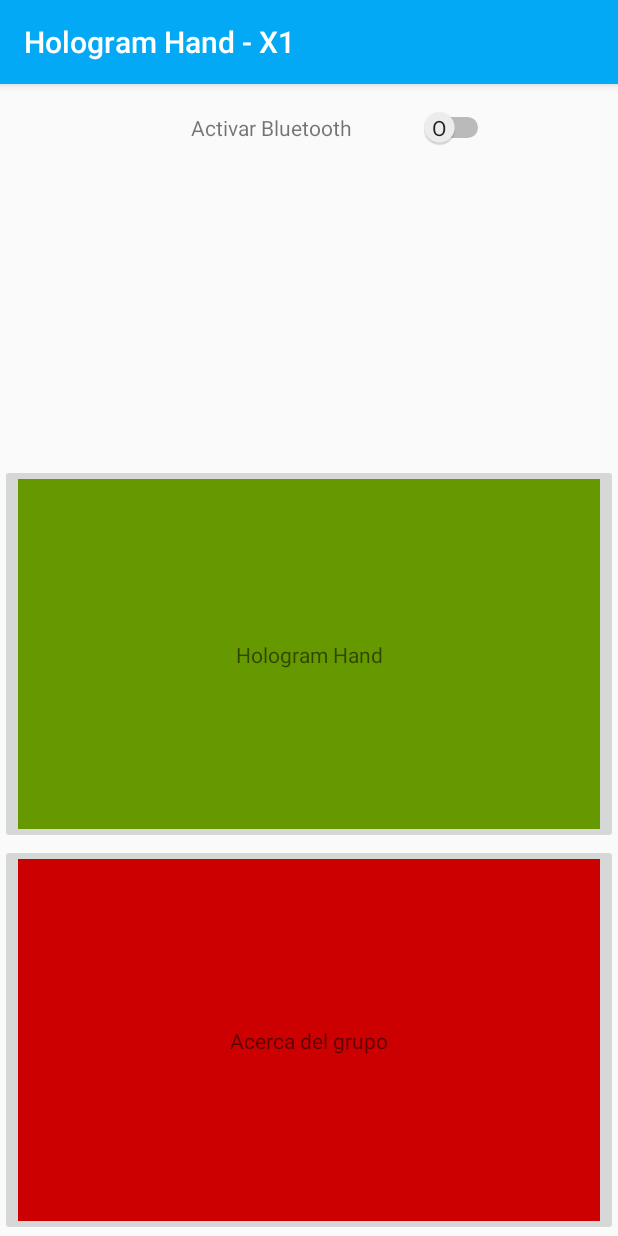
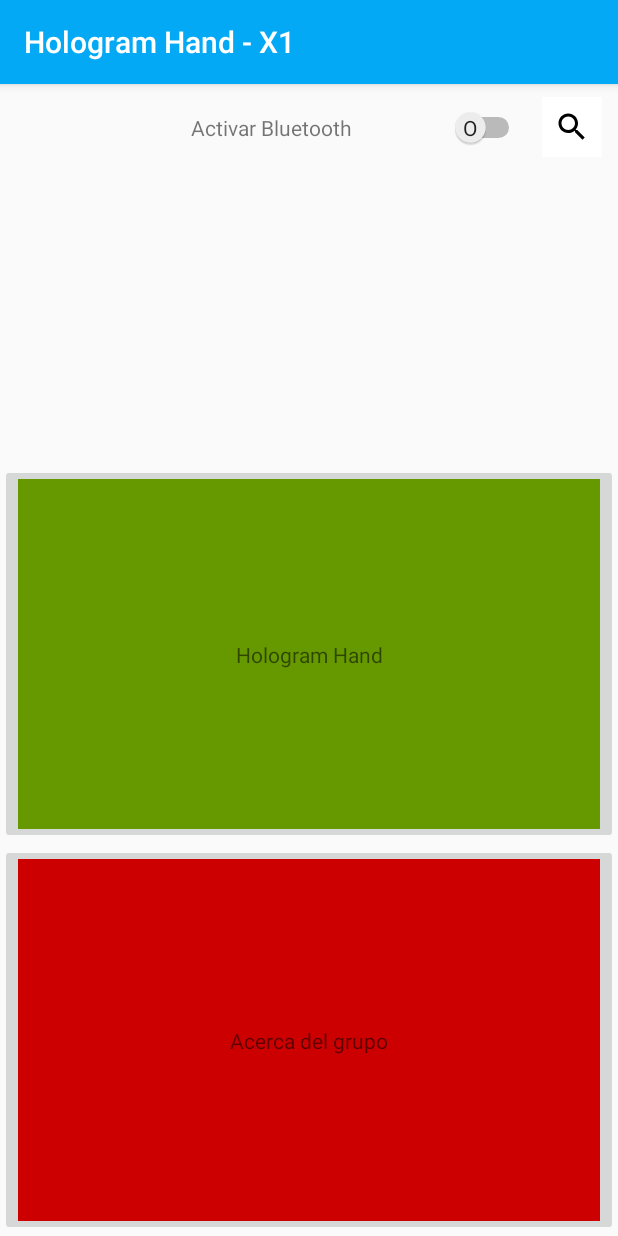
Before and after one commit to Marvix8/HologramHand, an Android app: the screen it shows after launch (MainActivity), on a phone screen of 412 x 824 dp. Run offline under Robolectric (Android 15) with nearby library versions, the phone set to English and light mode, and no system bars.

Commit message:
No funca

```diff
--- /dev/null
+++ b/Android/app/src/main/res/drawable/ic_search_black_24dp.xml
@@ -0,0 +1,9 @@
+<vector xmlns:android="http://schemas.android.com/apk/res/android"
+        android:width="24dp"
+        android:height="24dp"
+        android:viewportWidth="24.0"
+        android:viewportHeight="24.0">
+    <path
+        android:fillColor="#FF000000"
+        android:pathData="M15.5,14h-0.79l-0.28,-0.27C15.41,12.59 16,11.11 16,9.5 16,5.91 13.09,3 9.5,3S3,5.91 3,9.5 5.91,16 9.5,16c1.61,0 3.09,-0.59 4.23,-1.57l0.27,0.28v0.79l5,4.99L20.49,19l-4.99,-5zM9.5,14C7.01,14 5,11.99 5,9.5S7.01,5 9.5,5 14,7.01 14,9.5 11.99,14 9.5,14z"/>
+</vector>
--- a/Android/app/src/main/res/layout/activity_main.xml
+++ b/Android/app/src/main/res/layout/activity_main.xml
@@ -84,14 +84,14 @@
         android:layout_width="wrap_content"
         android:layout_height="wrap_content"
         android:orientation="vertical"
-        app:layout_constraintGuide_percent="0.8" />
+        app:layout_constraintGuide_percent="0.85" />
 
     <androidx.constraintlayout.widget.Guideline
         android:id="@+id/bluetoothSwitchTextGuideline"
         android:layout_width="wrap_content"
         android:layout_height="wrap_content"
         android:orientation="vertical"
-        app:layout_constraintGuide_percent="0.20" />
+        app:layout_constraintGuide_percent="0.15" />
 
     <TextView
         android:id="@+id/bluetoothText"
@@ -147,5 +147,17 @@
         android:layout_height="0dp"
         android:layout_width="0dp" />
 
+    <ImageButton
+        android:id="@+id/searchDevices"
+        android:layout_width="40dp"
+        android:layout_height="40dp"
+        android:background="#FFFFFF"
+        android:onClick="searchDevices"
+        app:layout_constraintBottom_toTopOf="@+id/bluetoothBottomGuideline"
+        app:layout_constraintEnd_toEndOf="parent"
+        app:layout_constraintStart_toStartOf="@+id/bluetoothSwitchGuideline"
+        app:layout_constraintTop_toTopOf="parent"
+        app:srcCompat="@drawable/ic_search_black_24dp" />
+
 
 </androidx.constraintlayout.widget.ConstraintLayout>
```
Also changed, not shown: Android/app/src/main/java/com/unlam/hologramhand/DeviceItem.java (added, +28 -0 lines), Android/app/src/main/java/com/unlam/hologramhand/MainActivity.java (+71 -22 lines), Android/app/src/main/res/drawable/ic_android_black_24dp.xml (added, +9 -0 lines).
